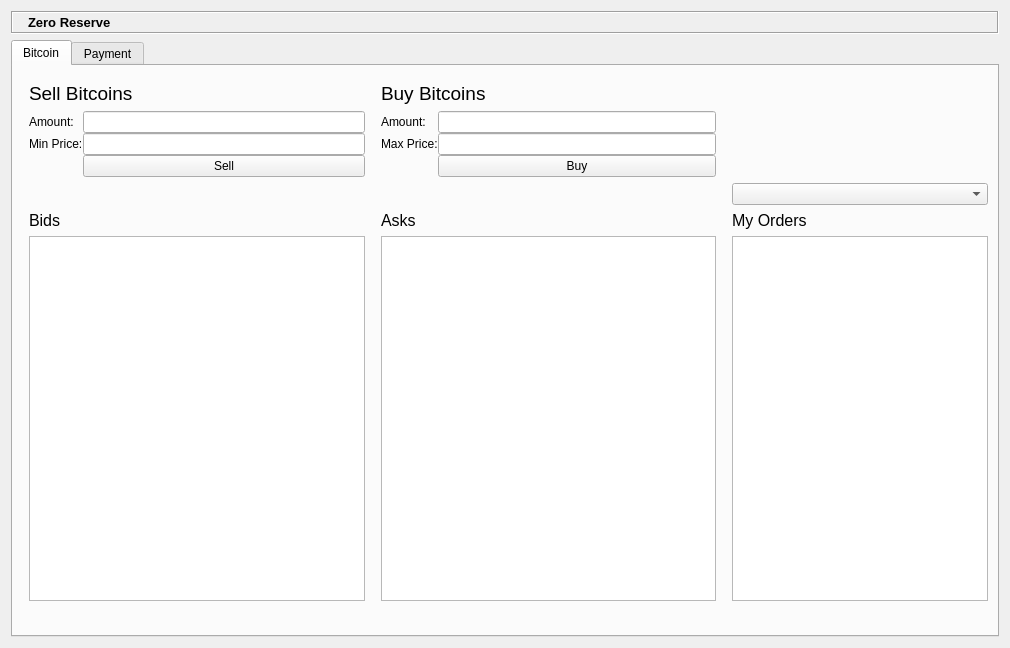
Before: the Qt Designer form ZeroReserveDialog.ui in zeroreserve/ZeroReserve, drawn with Qt 5.
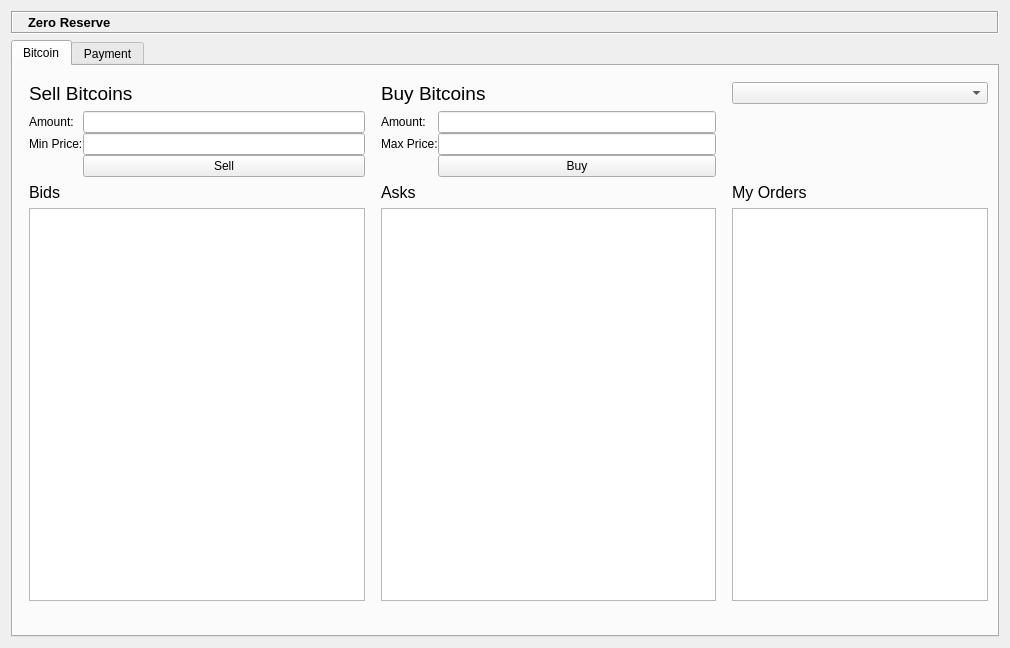
After: the same form once the commit is applied. Icons and pictures are not drawn. Custom widgets are drawn as their Qt base class.

Patch:
```diff
--- a/ZeroReserveDialog.ui
+++ b/ZeroReserveDialog.ui
@@ -116,9 +116,6 @@
           </property>
          </widget>
         </item>
-        <item row="2" column="2">
-         <widget class="QComboBox" name="currencySelector1"/>
-        </item>
         <item row="3" column="0">
          <widget class="QLabel" name="label">
           <property name="font">
@@ -281,6 +278,9 @@
           </item>
          </layout>
         </item>
+        <item row="0" column="2">
+         <widget class="QComboBox" name="currencySelector1"/>
+        </item>
        </layout>
       </widget>
       <zorder>gridLayoutWidget</zorder>
```
